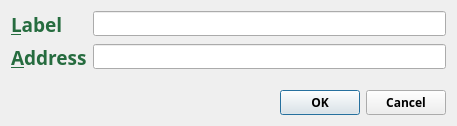
EverGreenCoinDev/EverGreenCoin, file src/qt/forms/editaddressdialog.ui: the form before one commit.
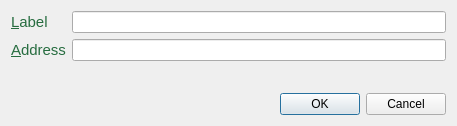
The form after the commit.

Commit message: Remove typola

The edit to the form file:
```diff
--- a/src/qt/forms/editaddressdialog.ui
+++ b/src/qt/forms/editaddressdialog.ui
@@ -23,18 +23,14 @@
       <widget class="QLabel" name="label">
        <property name="font">
         <font>
-         <family>Typola</family>
-         <pointsize>14</pointsize>
-         <weight>99</weight>
+         <pointsize>11</pointsize>
+         <weight>50</weight>
          <italic>false</italic>
-         <bold>true</bold>
-         <stylestrategy>PreferAntialias</stylestrategy>
+         <bold>false</bold>
         </font>
        </property>
        <property name="styleSheet">
-        <string notr="true">QLabel { font: 14pt &quot;Typola&quot;; }
-QLabel { font-weight: 900; }
-QLabel { color:#266C3F; }</string>
+        <string notr="true">QLabel { color:#266C3F; }</string>
        </property>
        <property name="text">
         <string>&amp;Label</string>
@@ -48,9 +44,8 @@
       <widget class="QLineEdit" name="labelEdit">
        <property name="font">
         <font>
-         <family>Typola</family>
-         <weight>75</weight>
-         <bold>true</bold>
+         <weight>50</weight>
+         <bold>false</bold>
          <stylestrategy>PreferAntialias</stylestrategy>
         </font>
        </property>
@@ -63,18 +58,14 @@
       <widget class="QLabel" name="label_2">
        <property name="font">
         <font>
-         <family>Typola</family>
-         <pointsize>14</pointsize>
-         <weight>99</weight>
+         <pointsize>11</pointsize>
+         <weight>50</weight>
          <italic>false</italic>
-         <bold>true</bold>
-         <stylestrategy>PreferAntialias</stylestrategy>
+         <bold>false</bold>
         </font>
        </property>
        <property name="styleSheet">
-        <string notr="true">QLabel { font: 14pt &quot;Typola&quot;; }
-QLabel { font-weight: 900; }
-QLabel { color:#266C3F; }</string>
+        <string notr="true">QLabel { color:#266C3F; }</string>
        </property>
        <property name="text">
         <string>&amp;Address</string>
@@ -88,9 +79,8 @@
       <widget class="QLineEdit" name="addressEdit">
        <property name="font">
         <font>
-         <family>Typola</family>
-         <weight>75</weight>
-         <bold>true</bold>
+         <weight>50</weight>
+         <bold>false</bold>
          <stylestrategy>PreferAntialias</stylestrategy>
         </font>
        </property>
@@ -105,9 +95,8 @@
     <widget class="QDialogButtonBox" name="buttonBox">
      <property name="font">
       <font>
-       <family>Typola</family>
-       <weight>75</weight>
-       <bold>true</bold>
+       <weight>50</weight>
+       <bold>false</bold>
        <stylestrategy>PreferAntialias</stylestrategy>
       </font>
      </property>
```
The commit also changes 15 other files.
